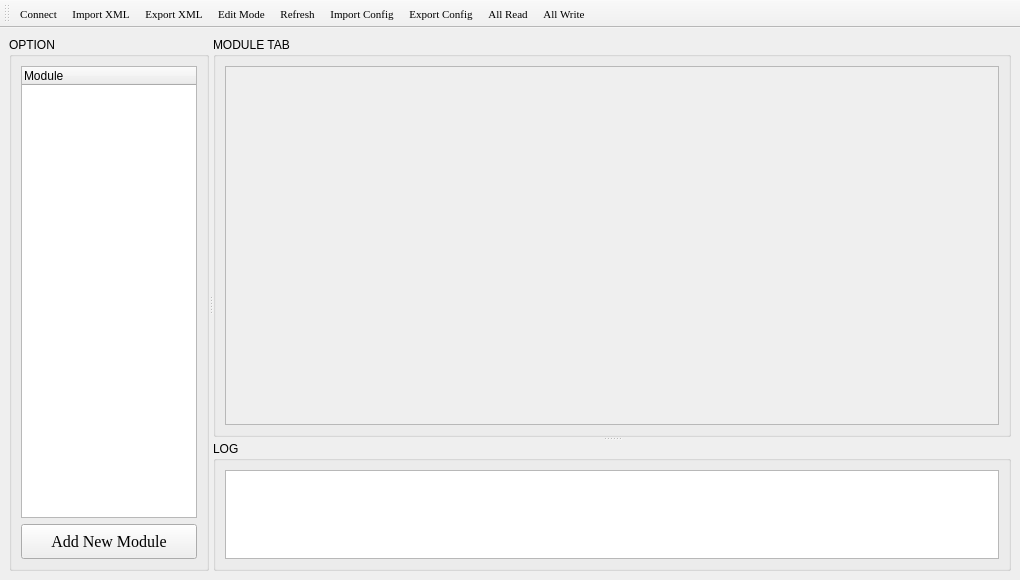
HuJingwen1211/MCISP, file xml_module_tab.ui: the form before one commit.
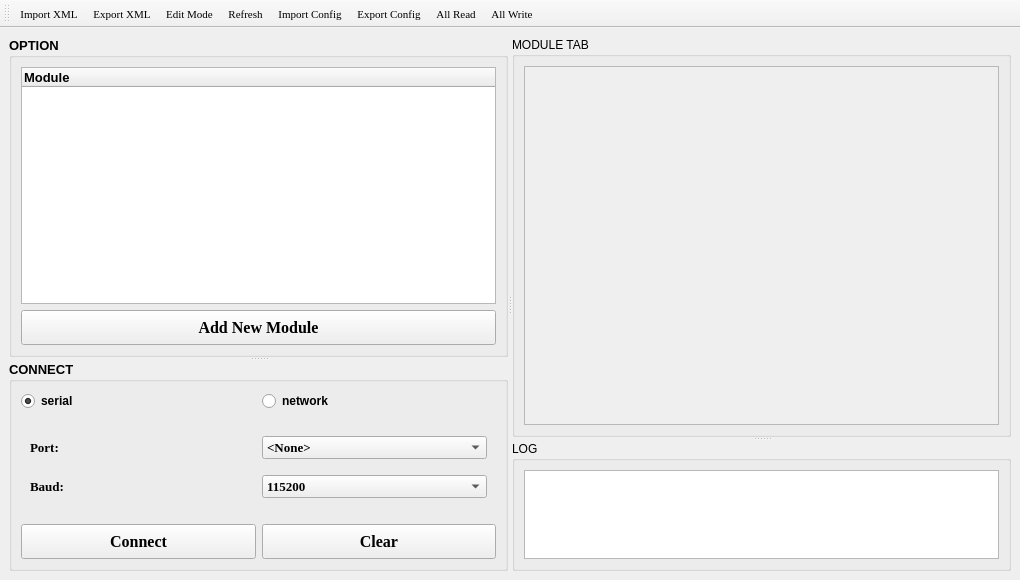
The form after the commit. Icons and pictures are not drawn.

Patch:
```diff
--- a/xml_module_tab.ui
+++ b/xml_module_tab.ui
@@ -29,70 +29,340 @@
       <property name="orientation">
        <enum>Qt::Orientation::Horizontal</enum>
       </property>
-      <widget class="QGroupBox" name="groupBox_2">
+      <property name="childrenCollapsible">
+       <bool>false</bool>
+      </property>
+      <widget class="QSplitter" name="left_splitter">
        <property name="minimumSize">
         <size>
-         <width>200</width>
-         <height>200</height>
+         <width>0</width>
+         <height>100</height>
         </size>
        </property>
        <property name="maximumSize">
         <size>
-         <width>200</width>
+         <width>16777215</width>
          <height>16777215</height>
         </size>
        </property>
-       <property name="title">
-        <string>OPTION</string>
+       <property name="sizeHint" stdset="0">
+        <size>
+         <width>270</width>
+         <height>408</height>
+        </size>
        </property>
-       <layout class="QGridLayout" name="gridLayout_3">
-        <item row="0" column="0">
-         <widget class="QTreeWidget" name="module_list">
-          <property name="minimumSize">
-           <size>
-            <width>100</width>
-            <height>0</height>
-           </size>
-          </property>
-          <property name="maximumSize">
-           <size>
-            <width>200</width>
-            <height>16777215</height>
-           </size>
-          </property>
-          <column>
+       <property name="orientation">
+        <enum>Qt::Orientation::Vertical</enum>
+       </property>
+       <widget class="QGroupBox" name="groupBox_2">
+        <property name="minimumSize">
+         <size>
+          <width>0</width>
+          <height>100</height>
+         </size>
+        </property>
+        <property name="font">
+         <font>
+          <pointsize>10</pointsize>
+          <bold>true</bold>
+         </font>
+        </property>
+        <property name="title">
+         <string>OPTION</string>
+        </property>
+        <layout class="QGridLayout" name="gridLayout_3">
+         <item row="0" column="0">
+          <widget class="QTreeWidget" name="module_list">
+           <column>
+            <property name="text">
+             <string>Module</string>
+            </property>
+           </column>
+          </widget>
+         </item>
+         <item row="1" column="0">
+          <widget class="QPushButton" name="add_module_btn">
+           <property name="minimumSize">
+            <size>
+             <width>0</width>
+             <height>35</height>
+            </size>
+           </property>
+           <property name="font">
+            <font>
+             <family>Times New Roman</family>
+             <pointsize>12</pointsize>
+             <bold>true</bold>
+            </font>
+           </property>
            <property name="text">
-            <string>Module</string>
+            <string>Add New Module</string>
            </property>
-          </column>
-         </widget>
-        </item>
-        <item row="1" column="0">
-         <widget class="QPushButton" name="add_module_btn">
-          <property name="minimumSize">
-           <size>
-            <width>0</width>
-            <height>35</height>
-           </size>
-          </property>
-          <property name="font">
-           <font>
-            <family>Times New Roman</family>
-            <pointsize>12</pointsize>
-           </font>
-          </property>
-          <property name="acceptDrops">
-           <bool>false</bool>
-          </property>
-          <property name="autoFillBackground">
-           <bool>false</bool>
-          </property>
-          <property name="text">
-           <string>Add New Module</string>
-          </property>
-         </widget>
-        </item>
-       </layout>
+          </widget>
+         </item>
+        </layout>
+       </widget>
+       <widget class="QGroupBox" name="connect_groupBox">
+        <property name="minimumSize">
+         <size>
+          <width>0</width>
+          <height>0</height>
+         </size>
+        </property>
+        <property name="font">
+         <font>
+          <pointsize>10</pointsize>
+          <bold>true</bold>
+         </font>
+        </property>
+        <property name="title">
+         <string>CONNECT</string>
+        </property>
+        <layout class="QGridLayout" name="gridLayout_2">
+         <property name="leftMargin">
+          <number>9</number>
+         </property>
+         <property name="topMargin">
+          <number>9</number>
+         </property>
+         <property name="rightMargin">
+          <number>9</number>
+         </property>
+         <property name="bottomMargin">
+          <number>9</number>
+         </property>
+         <item row="0" column="0">
+          <layout class="QHBoxLayout" name="radio_horizontalLayout">
+           <item>
+            <widget class="QRadioButton" name="serial_radio">
+             <property name="font">
+              <font>
+               <pointsize>9</pointsize>
+               <bold>true</bold>
+              </font>
+             </property>
+             <property name="text">
+              <string>serial</string>
+             </property>
+             <property name="checked">
+              <bool>true</bool>
+             </property>
+            </widget>
+           </item>
+           <item>
+            <widget class="QRadioButton" name="network_radio">
+             <property name="font">
+              <font>
+               <pointsize>9</pointsize>
+               <bold>true</bold>
+              </font>
+             </property>
+             <property name="text">
+              <string>network</string>
+             </property>
+            </widget>
+           </item>
+          </layout>
+         </item>
+         <item row="1" column="0">
+          <widget class="QStackedWidget" name="config_stack">
+           <property name="currentIndex">
+            <number>0</number>
+           </property>
+           <widget class="QWidget" name="serial_page">
+            <layout class="QGridLayout" name="gridLayout_serial">
+             <item row="0" column="0">
+              <widget class="QLabel" name="label_port">
+               <property name="font">
+                <font>
+                 <family>Times New Roman</family>
+                 <pointsize>10</pointsize>
+                 <bold>true</bold>
+                </font>
+               </property>
+               <property name="text">
+                <string>Port:</string>
+               </property>
+              </widget>
+             </item>
+             <item row="0" column="1">
+              <widget class="QComboBox" name="port_combx">
+               <property name="font">
+                <font>
+                 <family>Times New Roman</family>
+                 <pointsize>10</pointsize>
+                 <bold>true</bold>
+                </font>
+               </property>
+               <item>
+                <property name="text">
+                 <string>&lt;None&gt;</string>
+                </property>
+               </item>
+              </widget>
+             </item>
+             <item row="1" column="0">
+              <widget class="QLabel" name="label_baud">
+               <property name="font">
+                <font>
+                 <family>Times New Roman</family>
+                 <pointsize>10</pointsize>
+                 <bold>true</bold>
+                </font>
+               </property>
+               <property name="text">
+                <string>Baud:</string>
+               </property>
+              </widget>
+             </item>
+             <item row="1" column="1">
+              <widget class="QComboBox" name="baud_combx">
+               <property name="font">
+                <font>
+                 <family>Times New Roman</family>
+                 <pointsize>10</pointsize>
+                 <bold>true</bold>
+                </font>
+               </property>
+               <item>
+                <property name="text">
+                 <string>115200</string>
+                </property>
+               </item>
+               <item>
+                <property name="text">
+                 <string>19200</string>
+                </property>
+               </item>
+               <item>
+                <property name="text">
+                 <string>9600</string>
+                </property>
+               </item>
+               <item>
+                <property name="text">
+                 <string>4800</string>
+                </property>
+               </item>
+               <item>
+                <property name="text">
+                 <string>2400</string>
+                </property>
+               </item>
+               <item>
+                <property name="text">
+                 <string>1200</string>
+                </property>
+               </item>
+              </widget>
+             </item>
+            </layout>
+           </widget>
+           <widget class="QWidget" name="network_page">
+            <layout class="QGridLayout" name="gridLayout_network">
+             <item row="0" column="0">
+              <widget class="QLabel" name="label_ip">
+               <property name="font">
+                <font>
+                 <family>Times New Roman</family>
+                 <pointsize>10</pointsize>
+                 <bold>true</bold>
+                </font>
+               </property>
+               <property name="text">
+                <string>IP:</string>
+               </property>
+              </widget>
+             </item>
+             <item row="0" column="1">
+              <widget class="QLineEdit" name="ip_lineEdit">
+               <property name="font">
+                <font>
+                 <family>Times New Roman</family>
+                 <pointsize>10</pointsize>
+                 <bold>true</bold>
+                </font>
+               </property>
+              </widget>
+             </item>
+             <item row="1" column="0">
+              <widget class="QLabel" name="label_tcpport">
+               <property name="font">
+                <font>
+                 <family>Times New Roman</family>
+                 <pointsize>10</pointsize>
+                 <bold>true</bold>
+                </font>
+               </property>
+               <property name="text">
+                <string>Port:</string>
+               </property>
+              </widget>
+             </item>
+             <item row="1" column="1">
+              <widget class="QSpinBox" name="tcp_port_spinBox">
+               <property name="font">
+                <font>
+                 <family>Times New Roman</family>
+                 <pointsize>10</pointsize>
+                 <bold>true</bold>
+                </font>
+               </property>
+               <property name="maximum">
+                <number>65535</number>
+               </property>
+              </widget>
+             </item>
+            </layout>
+           </widget>
+          </widget>
+         </item>
+         <item row="2" column="0">
+          <layout class="QHBoxLayout" name="btn_horizontalLayout">
+           <item>
+            <widget class="QPushButton" name="link_btn">
+             <property name="minimumSize">
+              <size>
+               <width>0</width>
+               <height>35</height>
+              </size>
+             </property>
+             <property name="font">
+              <font>
+               <family>Times New Roman</family>
+               <pointsize>12</pointsize>
+               <bold>true</bold>
+              </font>
+             </property>
+             <property name="text">
+              <string>Connect</string>
+             </property>
+            </widget>
+           </item>
+           <item>
+            <widget class="QPushButton" name="clear_btn">
+             <property name="minimumSize">
+              <size>
+               <width>0</width>
+               <height>35</height>
+              </size>
+             </property>
+             <property name="font">
+              <font>
+               <family>Times New Roman</family>
+               <pointsize>12</pointsize>
+               <bold>true</bold>
+              </font>
+             </property>
+             <property name="text">
+              <string>Clear</string>
+             </property>
+            </widget>
+           </item>
+          </layout>
+         </item>
+        </layout>
+       </widget>
       </widget>
       <widget class="QSplitter" name="splitter">
        <property name="orientation">
@@ -119,7 +389,7 @@
              <rect>
               <x>0</x>
               <y>0</y>
-              <width>789</width>
+              <width>486</width>
               <height>373</height>
              </rect>
             </property>
@@ -178,7 +448,6 @@
    <attribute name="toolBarBreak">
     <bool>false</bool>
    </attribute>
-   <addaction name="connect_action"/>
    <addaction name="import_xml_action"/>
    <addaction name="export_xml_action"/>
    <addaction name="edit_mode_action"/>
@@ -188,20 +457,6 @@
    <addaction name="all_read_action"/>
    <addaction name="all_write_action"/>
   </widget>
-  <action name="connect_action">
-   <property name="icon">
-    <iconset theme="QIcon::ThemeIcon::InsertLink"/>
-   </property>
-   <property name="text">
-    <string>Connect</string>
-   </property>
-   <property name="font">
-    <font>
-     <family>Times New Roman</family>
-     <pointsize>8</pointsize>
-    </font>
-   </property>
-  </action>
   <action name="refresh_action">
    <property name="icon">
     <iconset theme="emblem-synchronized"/>
```
Left out of the diff: 17 changed lines with no effect on the pictures.
